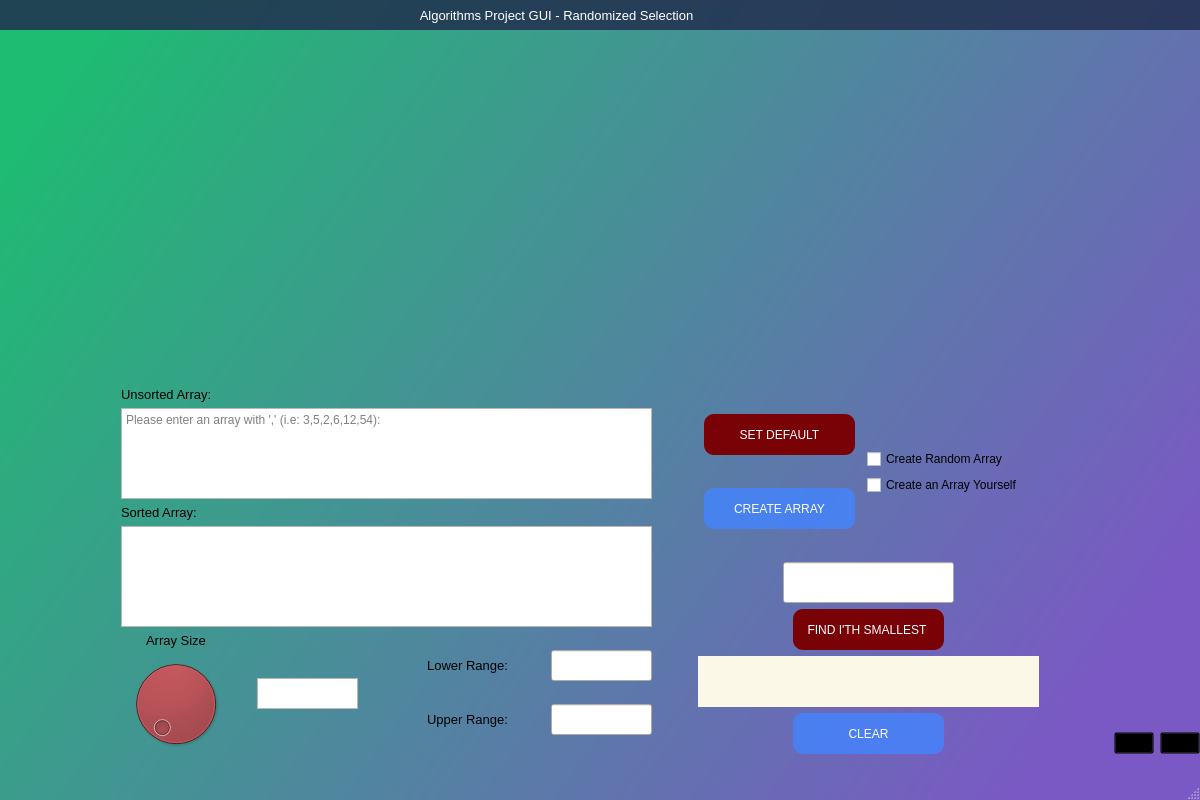
Old version of the form qt_designer_ozan/randomized_selection_uiqt.ui in the repository ozan-git/Sorting-Algorithms-Visualisation.
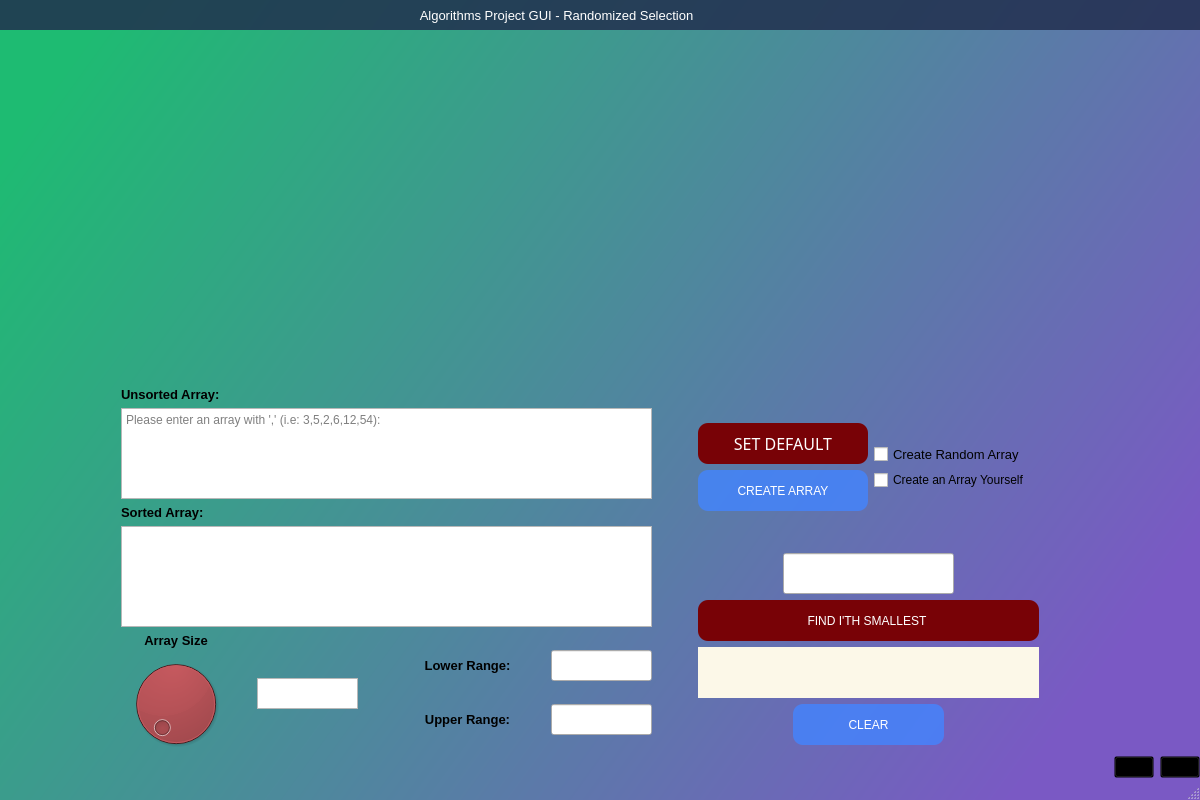
New version of the form. Icons and pictures are not drawn. Custom widgets are drawn as their Qt base class.

Commit message: Some changes have been made to the GUI.

Diff of the .ui file:
```diff
--- a/qt_designer_ozan/randomized_selection_uiqt.ui
+++ b/qt_designer_ozan/randomized_selection_uiqt.ui
@@ -483,6 +483,12 @@
                <layout class="QVBoxLayout" name="verticalLayout">
                 <item>
                  <widget class="QLabel" name="label_3">
+                  <property name="font">
+                   <font>
+                    <weight>75</weight>
+                    <bold>true</bold>
+                   </font>
+                  </property>
                   <property name="text">
                    <string>&lt;html&gt;&lt;head/&gt;&lt;body&gt;&lt;p&gt;&lt;span style=&quot; font-size:10pt;&quot;&gt;Unsorted Array:&lt;/span&gt;&lt;/p&gt;&lt;/body&gt;&lt;/html&gt;</string>
                   </property>
@@ -521,6 +527,13 @@
                <layout class="QVBoxLayout" name="verticalLayout_2">
                 <item>
                  <widget class="QLabel" name="label_4">
+                  <property name="font">
+                   <font>
+                    <pointsize>12</pointsize>
+                    <weight>75</weight>
+                    <bold>true</bold>
+                   </font>
+                  </property>
                   <property name="text">
                    <string>&lt;html&gt;&lt;head/&gt;&lt;body&gt;&lt;p&gt;&lt;span style=&quot; font-size:10pt;&quot;&gt;Sorted Array:&lt;/span&gt;&lt;/p&gt;&lt;/body&gt;&lt;/html&gt;</string>
                   </property>
@@ -568,6 +581,13 @@
                  <layout class="QVBoxLayout" name="verticalLayout_5">
                   <item>
                    <widget class="QLabel" name="label_2">
+                    <property name="font">
+                     <font>
+                      <pointsize>12</pointsize>
+                      <weight>75</weight>
+                      <bold>true</bold>
+                     </font>
+                    </property>
                     <property name="text">
                      <string>&lt;html&gt;&lt;head/&gt;&lt;body&gt;&lt;p align=&quot;center&quot;&gt;&lt;span style=&quot; font-size:10pt;&quot;&gt;Array Size&lt;/span&gt;&lt;/p&gt;&lt;/body&gt;&lt;/html&gt;</string>
                     </property>
@@ -664,6 +684,13 @@
                  <layout class="QHBoxLayout" name="horizontalLayout_3">
                   <item>
                    <widget class="QLabel" name="label_5">
+                    <property name="font">
+                     <font>
+                      <pointsize>12</pointsize>
+                      <weight>75</weight>
+                      <bold>true</bold>
+                     </font>
+                    </property>
                     <property name="text">
                      <string>&lt;html&gt;&lt;head/&gt;&lt;body&gt;&lt;p align=&quot;center&quot;&gt;&lt;span style=&quot; font-size:10pt;&quot;&gt;Lower Range:&lt;/span&gt;&lt;/p&gt;&lt;/body&gt;&lt;/html&gt;</string>
                     </property>
@@ -702,6 +729,13 @@
                  <layout class="QHBoxLayout" name="horizontalLayout_4">
                   <item>
                    <widget class="QLabel" name="label_9">
+                    <property name="font">
+                     <font>
+                      <pointsize>12</pointsize>
+                      <weight>75</weight>
+                      <bold>true</bold>
+                     </font>
+                    </property>
                     <property name="text">
                      <string>&lt;html&gt;&lt;head/&gt;&lt;body&gt;&lt;p align=&quot;center&quot;&gt;&lt;span style=&quot; font-size:10pt;&quot;&gt;Upper Range:&lt;/span&gt;&lt;/p&gt;&lt;/body&gt;&lt;/html&gt;</string>
                     </property>
@@ -740,6 +774,19 @@
               </item>
              </layout>
             </item>
+            <item>
+             <spacer name="verticalSpacer_9">
+              <property name="orientation">
+               <enum>Qt::Vertical</enum>
+              </property>
+              <property name="sizeHint" stdset="0">
+               <size>
+                <width>20</width>
+                <height>40</height>
+               </size>
+              </property>
+             </spacer>
+            </item>
            </layout>
           </item>
           <item>
@@ -761,6 +808,19 @@
              <layout class="QHBoxLayout" name="horizontalLayout_10">
               <item>
                <layout class="QVBoxLayout" name="verticalLayout_4">
+                <item>
+                 <spacer name="verticalSpacer_8">
+                  <property name="orientation">
+                   <enum>Qt::Vertical</enum>
+                  </property>
+                  <property name="sizeHint" stdset="0">
+                   <size>
+                    <width>20</width>
+                    <height>40</height>
+                   </size>
+                  </property>
+                 </spacer>
+                </item>
                 <item>
                  <widget class="QPushButton" name="set_default_values">
                   <property name="minimumSize">
@@ -771,10 +831,19 @@
                   </property>
                   <property name="maximumSize">
                    <size>
-                    <width>151</width>
-                    <height>41</height>
+                    <width>200</width>
+                    <height>100</height>
                    </size>
                   </property>
+                  <property name="font">
+                   <font>
+                    <family>MS Shell Dlg 2 white</family>
+                    <pointsize>12</pointsize>
+                    <weight>50</weight>
+                    <italic>false</italic>
+                    <bold>false</bold>
+                   </font>
+                  </property>
                   <property name="toolTip">
                    <string>Create array with selected values.</string>
                   </property>
@@ -803,8 +872,8 @@
                   </property>
                   <property name="maximumSize">
                    <size>
-                    <width>151</width>
-                    <height>41</height>
+                    <width>200</width>
+                    <height>100</height>
                    </size>
                   </property>
                   <property name="toolTip">
@@ -827,6 +896,19 @@
                   </property>
                  </widget>
                 </item>
+                <item>
+                 <spacer name="verticalSpacer_5">
+                  <property name="orientation">
+                   <enum>Qt::Vertical</enum>
+                  </property>
+                  <property name="sizeHint" stdset="0">
+                   <size>
+                    <width>20</width>
+                    <height>40</height>
+                   </size>
+                  </property>
+                 </spacer>
+                </item>
                </layout>
               </item>
               <item>
@@ -858,6 +940,15 @@
                     <height>20</height>
                    </size>
                   </property>
+                  <property name="font">
+                   <font>
+                    <family>MS Shell Dlg 2</family>
+                    <pointsize>10</pointsize>
+                    <weight>50</weight>
+                    <italic>false</italic>
+                    <bold>false</bold>
+                   </font>
+                  </property>
                   <property name="styleSheet">
                    <string notr="true">font: 10pt &quot;MS Shell Dlg 2&quot;;</string>
                   </property>
@@ -962,19 +1053,6 @@
               </item>
               <item>
                <layout class="QHBoxLayout" name="horizontalLayout_8">
-                <item>
-                 <spacer name="horizontalSpacer_5">
-                  <property name="orientation">
-                   <enum>Qt::Horizontal</enum>
-                  </property>
-                  <property name="sizeHint" stdset="0">
-                   <size>
-                    <width>40</width>
-                    <height>20</height>
-                   </size>
-                  </property>
-                 </spacer>
-                </item>
                 <item>
                  <widget class="QPushButton" name="find_btn">
                   <property name="minimumSize">
@@ -985,8 +1063,8 @@
                   </property>
                   <property name="maximumSize">
                    <size>
-                    <width>151</width>
-                    <height>41</height>
+                    <width>360</width>
+                    <height>60</height>
                    </size>
                   </property>
                   <property name="toolTip">
@@ -1005,19 +1083,6 @@
                   </property>
                  </widget>
                 </item>
-                <item>
-                 <spacer name="horizontalSpacer_6">
-                  <property name="orientation">
-                   <enum>Qt::Horizontal</enum>
-                  </property>
-                  <property name="sizeHint" stdset="0">
-                   <size>
-                    <width>40</width>
-                    <height>20</height>
-                   </size>
-                  </property>
-                 </spacer>
-                </item>
                </layout>
               </item>
               <item>
@@ -1110,6 +1175,19 @@
               </item>
              </layout>
             </item>
+            <item>
+             <spacer name="verticalSpacer_10">
+              <property name="orientation">
+               <enum>Qt::Vertical</enum>
+              </property>
+              <property name="sizeHint" stdset="0">
+               <size>
+                <width>20</width>
+                <height>40</height>
+               </size>
+              </property>
+             </spacer>
+            </item>
            </layout>
           </item>
          </layout>
@@ -1199,19 +1277,6 @@
         </item>
        </layout>
       </item>
-      <item>
-       <spacer name="verticalSpacer_5">
-        <property name="orientation">
-         <enum>Qt::Vertical</enum>
-        </property>
-        <property name="sizeHint" stdset="0">
-         <size>
-          <width>20</width>
-          <height>40</height>
-         </size>
-        </property>
-       </spacer>
-      </item>
      </layout>
     </item>
    </layout>
```
Left out of the diff: 9 changed lines with no effect on the pictures. The commit also changes 7 other files.
